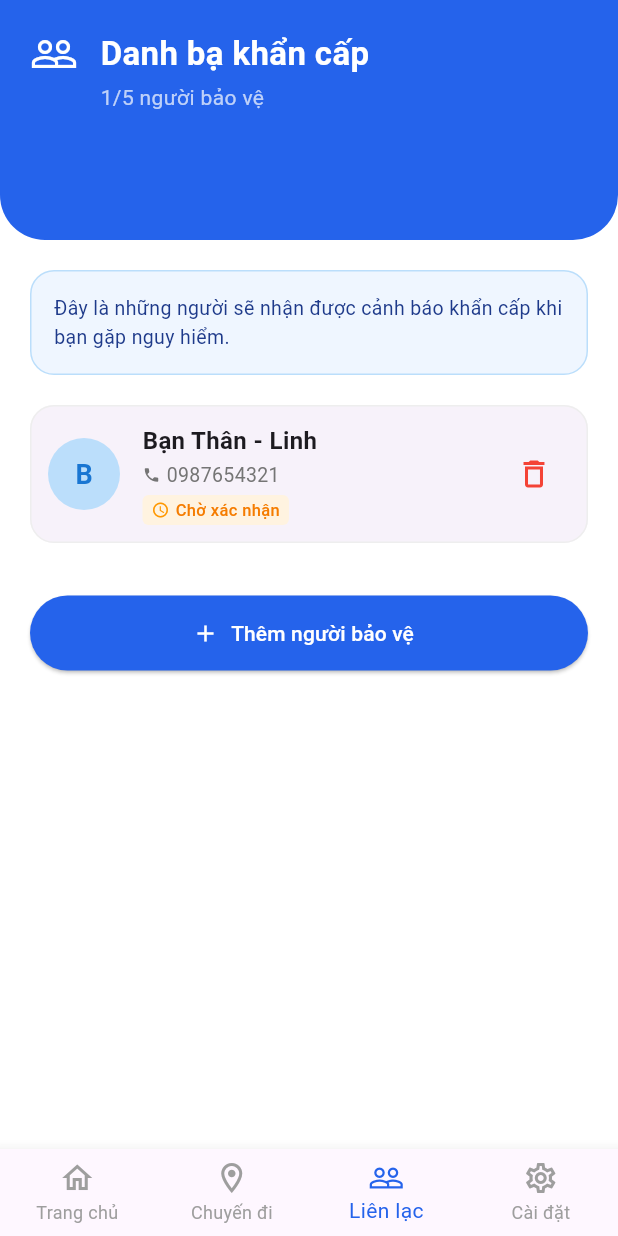
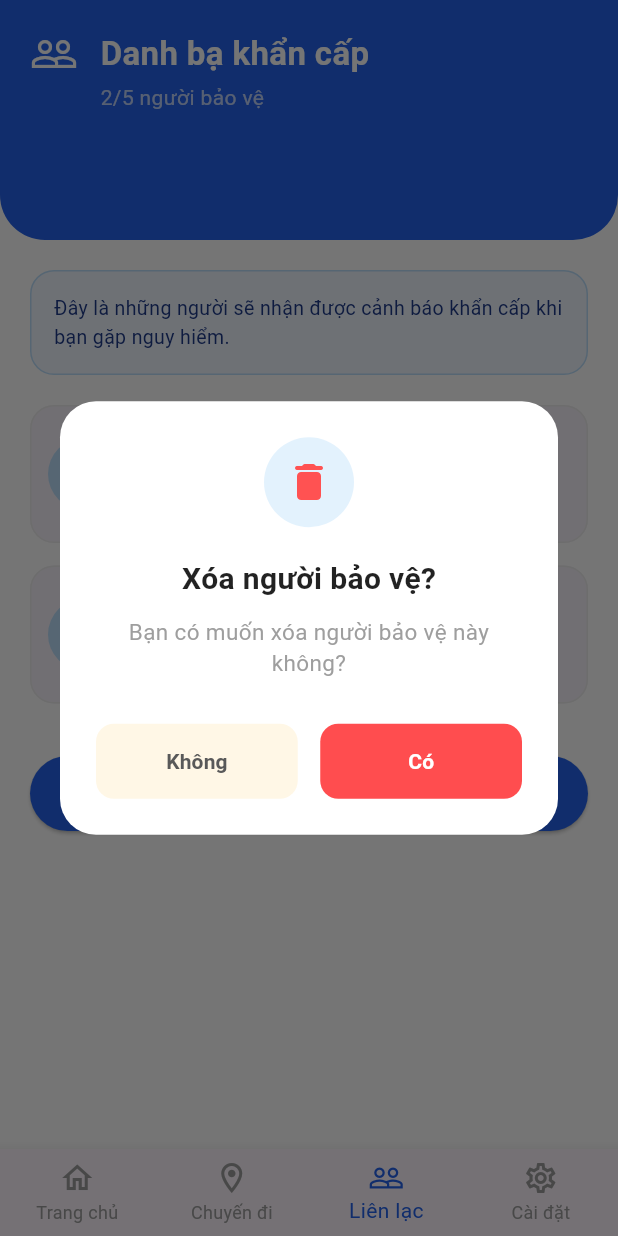
Before and after one commit to tthanh2004/LapTrinhAndroid, a Flutter app: the screen it shows after launch, item 3 of the bottom bar chosen, after a tap on the "delete outline" icon, on a phone screen of 412 x 824 dp. Run offline on Flutter 3.47's test engine with Material 3 defaults, Android fonts, the phone set to English and light mode, and no system bars.

Commit message:
update them va xoa

```diff
--- a/vesiao_safetrek/lib/screens/mobile/contacts/contacts_tab.dart
+++ b/vesiao_safetrek/lib/screens/mobile/contacts/contacts_tab.dart
@@ -1,20 +1,14 @@
 import 'package:flutter/material.dart';
+import 'package:flutter/services.dart';
 import '../../../common/constants.dart';
 import '../../../widgets/custom_header.dart';
-
-// --- Model Contact ---
 class Contact {
   final String id;
   final String name;
   final String phone;
-  final String status; // 'pending' hoặc 'accepted'
+  final String status;
 
-  Contact({
-    required this.id,
-    required this.name,
-    required this.phone,
-    this.status = 'pending',
-  });
+  Contact({required this.id, required this.name, required this.phone, this.status = 'pending'});
 }
 
 class ContactsTab extends StatefulWidget {
@@ -25,7 +19,6 @@
 }
 
 class _ContactsTabState extends State<ContactsTab> {
-  // 2. State quản lý danh sách danh bạ (Đã thêm dữ liệu mẫu để test hiển thị)
   final List<Contact> _contacts = [
     Contact(id: '1', name: 'Mẹ', phone: '0912345678', status: 'accepted'),
     Contact(id: '2', name: 'Bạn Thân - Linh', phone: '0987654321', status: 'pending'),
@@ -34,59 +27,115 @@
   final TextEditingController _nameController = TextEditingController();
   final TextEditingController _phoneController = TextEditingController();
 
-  @override
-  void dispose() {
-    _nameController.dispose();
-    _phoneController.dispose();
-    super.dispose();
+  // ... (Giữ nguyên các hàm _showNotification và _showDeleteConfirmDialog như cũ) ...
+
+  void _showNotification({required String title, required String subtitle}) {
+    // (Code giữ nguyên như phiên bản trước)
+    OverlayEntry? overlayEntry;
+    overlayEntry = OverlayEntry(
+      builder: (context) => Positioned(
+        top: MediaQuery.of(context).padding.top + 10,
+        left: 20, right: 20,
+        child: Material(
+          color: Colors.transparent,
+          child: Container(
+            padding: const EdgeInsets.symmetric(horizontal: 16, vertical: 12),
+            decoration: BoxDecoration(color: const Color(0xFF10B981), borderRadius: BorderRadius.circular(12), boxShadow: [BoxShadow(color: Colors.black.withOpacity(0.15), blurRadius: 10, offset: const Offset(0, 4))]),
+            child: Row(
+              children: [
+                Container(margin: const EdgeInsets.only(top: 2), decoration: const BoxDecoration(color: Colors.white, shape: BoxShape.circle), child: const Padding(padding: EdgeInsets.all(4.0), child: Icon(Icons.check, color: Color(0xFF10B981), size: 14))),
+                const SizedBox(width: 12),
+                Expanded(child: Column(crossAxisAlignment: CrossAxisAlignment.start, children: [Text(title, style: const TextStyle(color: Colors.white, fontWeight: FontWeight.bold, fontSize: 15)), const SizedBox(height: 4), Text(subtitle, style: TextStyle(color: Colors.white.withOpacity(0.9), fontSize: 13))])),
+                GestureDetector(onTap: () => overlayEntry?.remove(), child: const Padding(padding: EdgeInsets.only(left: 8.0), child: Icon(Icons.close, color: Colors.white, size: 20))),
+              ],
+            ),
+          ),
+        ),
+      ),
+    );
+    Overlay.of(context).insert(overlayEntry);
+    Future.delayed(const Duration(seconds: 4), () { if (overlayEntry != null && overlayEntry.mounted) overlayEntry.remove(); });
   }
 
+  void _showDeleteConfirmDialog(String contactId) {
+    // (Code giữ nguyên như phiên bản trước)
+    showDialog(
+      context: context,
+      builder: (context) => Dialog(
+        shape: RoundedRectangleBorder(borderRadius: BorderRadius.circular(24)),
+        backgroundColor: Colors.white, elevation: 0,
+        child: Padding(
+          padding: const EdgeInsets.all(24.0),
+          child: Column(
+            mainAxisSize: MainAxisSize.min,
+            children: [
+              Container(width: 60, height: 60, decoration: BoxDecoration(color: Colors.blue.shade50, shape: BoxShape.circle), child: const Icon(Icons.delete_rounded, color: Colors.redAccent, size: 32)),
+              const SizedBox(height: 20),
+              const Text("Xóa người bảo vệ?", style: TextStyle(fontSize: 20, fontWeight: FontWeight.bold, color: Colors.black87)),
+              const SizedBox(height: 10),
+              const Text("Bạn có muốn xóa người bảo vệ này không?", textAlign: TextAlign.center, style: TextStyle(fontSize: 15, color: Colors.grey)),
+              const SizedBox(height: 30),
+              Row(
+                children: [
+                  Expanded(child: SizedBox(height: 50, child: ElevatedButton(onPressed: () => Navigator.pop(context), style: ElevatedButton.styleFrom(backgroundColor: const Color(0xFFFFF7E6), foregroundColor: const Color(0xFF595959), elevation: 0, shape: RoundedRectangleBorder(borderRadius: BorderRadius.circular(12))), child: const Text("Không", style: TextStyle(fontWeight: FontWeight.bold))))),
+                  const SizedBox(width: 15),
+                  Expanded(child: SizedBox(height: 50, child: ElevatedButton(onPressed: () { Navigator.pop(context); _performDelete(contactId); }, style: ElevatedButton.styleFrom(backgroundColor: const Color(0xFFFF4D4F), foregroundColor: Colors.white, elevation: 0, shape: RoundedRectangleBorder(borderRadius: BorderRadius.circular(12)), shadowColor: Colors.red.withOpacity(0.4)), child: const Text("Có", style: TextStyle(fontWeight: FontWeight.bold))))),
+                ],
+              )
+            ],
+          ),
+        ),
+      ),
+    );
+  }
+
+  void _performDelete(String id) {
+    setState(() { _contacts.removeWhere((contact) => contact.id == id); });
+    _showNotification(title: "Đã xóa người bảo vệ", subtitle: "Danh bạ khẩn cấp đã được cập nhật.");
+  }
+
+  // --- 2. LOGIC THÊM: Có Validate Số điện thoại ---
   void _addContact() {
-    if (_nameController.text.isNotEmpty && _phoneController.text.isNotEmpty) {
+    String name = _nameController.text.trim();
+    String phone = _phoneController.text.trim();
+
+    if (name.isNotEmpty && phone.isNotEmpty) {
+      // Validate: Kiểm tra độ dài số điện thoại (Ví dụ phải đủ 10 số)
+      if (phone.length < 10) {
+        ScaffoldMessenger.of(context).showSnackBar(
+          const SnackBar(
+            content: Text("Số điện thoại không hợp lệ (phải đủ 10 số)"),
+            backgroundColor: Colors.redAccent,
+          ),
+        );
+        return;
+      }
+
+      if (_contacts.length >= 5) {
+        ScaffoldMessenger.of(context).showSnackBar(const SnackBar(content: Text("Bạn chỉ được thêm tối đa 5 người bảo vệ")));
+        return;
+      }
+
       setState(() {
-        // Giới hạn tối đa 5 người (Logic ví dụ)
-        if (_contacts.length >= 5) {
-          ScaffoldMessenger.of(context).showSnackBar(
-            const SnackBar(content: Text("Bạn chỉ được thêm tối đa 5 người bảo vệ")),
-          );
-          return;
-        }
-
-        _contacts.add(Contact(
-          id: DateTime.now().toString(),
-          name: _nameController.text,
-          phone: _phoneController.text,
-          status: 'pending',
-        ));
+        _contacts.add(Contact(id: DateTime.now().toString(), name: name, phone: phone, status: 'pending'));
       });
 
       _nameController.clear();
       _phoneController.clear();
-      Navigator.pop(context); // Đóng modal
+      Navigator.pop(context);
+      _showNotification(title: "Đã gửi lời mời thành công", subtitle: "Người bảo vệ sẽ nhận được thông báo.");
     }
   }
 
-  void _removeContact(String id) {
-    setState(() {
-      _contacts.removeWhere((contact) => contact.id == id);
-    });
-  }
-
+  // --- 3. MODAL UI: Cập nhật TextField Số điện thoại ---
   void _showAddModal(BuildContext context) {
     showModalBottomSheet(
       context: context,
       isScrollControlled: true,
-      shape: const RoundedRectangleBorder(
-        borderRadius: BorderRadius.vertical(top: Radius.circular(20)),
-      ),
+      shape: const RoundedRectangleBorder(borderRadius: BorderRadius.vertical(top: Radius.circular(20))),
       builder: (context) {
         return Padding(
-          padding: EdgeInsets.only(
-            bottom: MediaQuery.of(context).viewInsets.bottom,
-            left: 20,
-            right: 20,
-            top: 20,
-          ),
+          padding: EdgeInsets.only(bottom: MediaQuery.of(context).viewInsets.bottom, left: 20, right: 20, top: 20),
           child: Column(
             mainAxisSize: MainAxisSize.min,
             crossAxisAlignment: CrossAxisAlignment.start,
@@ -101,51 +150,43 @@
                 ),
               ),
               const SizedBox(height: 15),
+
+              // --- CẬP NHẬT TEXTFIELD SỐ ĐIỆN THOẠI TẠI ĐÂY ---
               TextField(
                 controller: _phoneController,
-                keyboardType: TextInputType.phone,
+                keyboardType: TextInputType.number, // Bàn phím số
+                inputFormatters: [
+                  FilteringTextInputFormatter.digitsOnly, // Chỉ cho phép nhập số
+                  LengthLimitingTextInputFormatter(10),   // Giới hạn đúng 10 ký tự
+                ],
                 decoration: InputDecoration(
                   labelText: "Số điện thoại",
+                  counterText: "", // Ẩn bộ đếm ký tự (vd: 0/10) bên dưới nếu muốn gọn
                   border: OutlineInputBorder(borderRadius: BorderRadius.circular(10)),
                 ),
               ),
+              // ------------------------------------------------
+
               const SizedBox(height: 15),
               Container(
                 padding: const EdgeInsets.all(12),
-                decoration: BoxDecoration(
-                  color: Colors.orange.shade50,
-                  borderRadius: BorderRadius.circular(8),
-                  border: Border.all(color: Colors.orange.shade200),
-                ),
-                child: Text(
-                  "Người này sẽ nhận được lời mời qua SMS và phải chấp nhận để trở thành người bảo vệ",
-                  style: TextStyle(color: Colors.orange.shade800, fontSize: 13),
-                ),
+                decoration: BoxDecoration(color: Colors.orange.shade50, borderRadius: BorderRadius.circular(8), border: Border.all(color: Colors.orange.shade200)),
+                child: Text("Người này sẽ nhận được lời mời qua SMS và phải chấp nhận để trở thành người bảo vệ", style: TextStyle(color: Colors.orange.shade800, fontSize: 13)),
               ),
               const SizedBox(height: 20),
               SizedBox(
-                width: double.infinity,
-                height: 50,
+                width: double.infinity, height: 50,
                 child: ElevatedButton(
                   onPressed: _addContact,
-                  style: ElevatedButton.styleFrom(
-                    backgroundColor: kPrimaryColor,
-                    foregroundColor: Colors.white,
-                    shape: RoundedRectangleBorder(borderRadius: BorderRadius.circular(10)),
-                  ),
+                  style: ElevatedButton.styleFrom(backgroundColor: kPrimaryColor, foregroundColor: Colors.white, shape: RoundedRectangleBorder(borderRadius: BorderRadius.circular(10))),
                   child: const Text("Gửi lời mời"),
                 ),
               ),
               const SizedBox(height: 10),
               SizedBox(
-                width: double.infinity,
-                height: 50,
+                width: double.infinity, height: 50,
                 child: TextButton(
-                  onPressed: () {
-                    _nameController.clear();
-                    _phoneController.clear();
-                    Navigator.pop(context);
-                  },
+                  onPressed: () { _nameController.clear(); _phoneController.clear(); Navigator.pop(context); },
                   child: const Text("Hủy", style: TextStyle(color: Colors.grey)),
                 ),
               ),
@@ -161,56 +202,19 @@
   Widget build(BuildContext context) {
     return Column(
       children: [
-        // Header cập nhật động số lượng contact
-        CustomHeader(
-          title: "Danh bạ khẩn cấp",
-          subtitle: "${_contacts.length}/5 người bảo vệ",
-          icon: Icons.people_outline,
-          height: 160
-        ),
-
+        CustomHeader(title: "Danh bạ khẩn cấp", subtitle: "${_contacts.length}/5 người bảo vệ", icon: Icons.people_outline, height: 160),
         Expanded(
           child: ListView(
             padding: const EdgeInsets.all(20),
             children: [
-              Container(
-                padding: const EdgeInsets.all(15),
-                decoration: BoxDecoration(
-                  color: kPrimaryLight,
-                  borderRadius: BorderRadius.circular(16),
-                  border: Border.all(color: Colors.blue.shade100)
-                ),
-                child: const Text(
-                  "Đây là những người sẽ nhận được cảnh báo khẩn cấp khi bạn gặp nguy hiểm.",
-                  style: TextStyle(color: Color(0xFF1E3A8A), fontSize: 13)
-                ),
-              ),
+              Container(padding: const EdgeInsets.all(15), decoration: BoxDecoration(color: kPrimaryLight, borderRadius: BorderRadius.circular(16), border: Border.all(color: Colors.blue.shade100)), child: const Text("Đây là những người sẽ nhận được cảnh báo khẩn cấp khi bạn gặp nguy hiểm.", style: TextStyle(color: Color(0xFF1E3A8A), fontSize: 13))),
               const SizedBox(height: 20),
-
-              // --- SỬA LỖI CHÍNH TẠI ĐÂY ---
-              // Sử dụng toán tử spread (...) và map để hiển thị danh sách động
               if (_contacts.isEmpty)
-                const Center(child: Padding(
-                  padding: EdgeInsets.all(20.0),
-                  child: Text("Chưa có người bảo vệ nào", style: TextStyle(color: Colors.grey)),
-                ))
+                const Center(child: Padding(padding: EdgeInsets.all(20.0), child: Text("Chưa có người bảo vệ nào", style: TextStyle(color: Colors.grey))))
               else
                 ..._contacts.map((contact) => _buildContactItem(contact)),
-              // -----------------------------
-
               const SizedBox(height: 20),
-              SizedBox(
-                height: 50, width: double.infinity,
-                child: ElevatedButton.icon(
-                  onPressed: () => _showAddModal(context), // Gọi hàm hiển thị Modal
-                  icon: const Icon(Icons.add),
-                  label: const Text("Thêm người bảo vệ"),
-                  style: ElevatedButton.styleFrom(
-                    backgroundColor: kPrimaryColor,
-                    foregroundColor: Colors.white
-                  ),
-                ),
-              ),
+              SizedBox(height: 50, width: double.infinity, child: ElevatedButton.icon(onPressed: () => _showAddModal(context), icon: const Icon(Icons.add), label: const Text("Thêm người bảo vệ"), style: ElevatedButton.styleFrom(backgroundColor: kPrimaryColor, foregroundColor: Colors.white))),
             ],
           ),
         ),
@@ -220,26 +224,13 @@
 
   Widget _buildContactItem(Contact contact) {
     bool isAccepted = contact.status == 'accepted';
-
     return Card(
-      elevation: 0,
-      margin: const EdgeInsets.only(bottom: 15),
-      shape: RoundedRectangleBorder(
-        borderRadius: BorderRadius.circular(16),
-        side: BorderSide(color: Colors.grey.shade200),
-      ),
+      elevation: 0, margin: const EdgeInsets.only(bottom: 15), shape: RoundedRectangleBorder(borderRadius: BorderRadius.circular(16), side: BorderSide(color: Colors.grey.shade200)),
       child: Padding(
         padding: const EdgeInsets.all(12.0),
         child: Row(
           children: [
-            CircleAvatar(
-              radius: 24,
-              backgroundColor: Colors.blue.shade100,
-              child: Text(
-                contact.name.isNotEmpty ? contact.name[0].toUpperCase() : "?",
-                style: TextStyle(color: Colors.blue.shade700, fontWeight: FontWeight.bold, fontSize: 18),
-              ),
-            ),
+            CircleAvatar(radius: 24, backgroundColor: Colors.blue.shade100, child: Text(contact.name.isNotEmpty ? contact.name[0].toUpperCase() : "?", style: TextStyle(color: Colors.blue.shade700, fontWeight: FontWeight.bold, fontSize: 18))),
             const SizedBox(width: 15),
             Expanded(
               child: Column(
@@ -247,47 +238,17 @@
                 children: [
                   Text(contact.name, style: const TextStyle(fontWeight: FontWeight.bold, fontSize: 16)),
                   const SizedBox(height: 2),
-                  Row(
-                    children: [
-                      Icon(Icons.phone, size: 12, color: Colors.grey.shade600),
-                      const SizedBox(width: 4),
-                      Text(contact.phone, style: TextStyle(color: Colors.grey.shade600, fontSize: 13)),
-                    ],
-                  ),
+                  Row(children: [Icon(Icons.phone, size: 12, color: Colors.grey.shade600), const SizedBox(width: 4), Text(contact.phone, style: TextStyle(color: Colors.grey.shade600, fontSize: 13))]),
                   const SizedBox(height: 4),
                   Container(
                     padding: const EdgeInsets.symmetric(horizontal: 6, vertical: 2),
-                    decoration: BoxDecoration(
-                      color: isAccepted ? Colors.green.shade50 : Colors.orange.shade50,
-                      borderRadius: BorderRadius.circular(4),
-                    ),
-                    child: Row(
-                      mainAxisSize: MainAxisSize.min,
-                      children: [
-                        Icon(
-                          isAccepted ? Icons.check_circle : Icons.access_time,
-                          size: 12,
-                          color: isAccepted ? Colors.green : Colors.orange,
-                        ),
-                        const SizedBox(width: 4),
-                        Text(
-                          isAccepted ? "Đã chấp nhận" : "Chờ xác nhận",
-                          style: TextStyle(
-                            color: isAccepted ? Colors.green.shade700 : Colors.orange.shade700,
-                            fontSize: 11,
-                            fontWeight: FontWeight.w500,
-                          ),
-                        ),
-                      ],
-                    ),
+                    decoration: BoxDecoration(color: isAccepted ? Colors.green.shade50 : Colors.orange.shade50, borderRadius: BorderRadius.circular(4)),
+                    child: Row(mainAxisSize: MainAxisSize.min, children: [Icon(isAccepted ? Icons.check_circle : Icons.access_time, size: 12, color: isAccepted ? Colors.green : Colors.orange), const SizedBox(width: 4), Text(isAccepted ? "Đã chấp nhận" : "Chờ xác nhận", style: TextStyle(color: isAccepted ? Colors.green.shade700 : Colors.orange.shade700, fontSize: 11, fontWeight: FontWeight.w500))]),
                   )
                 ],
               ),
             ),
-            IconButton(
-              icon: const Icon(Icons.delete_outline, color: Colors.red),
-              onPressed: () => _removeContact(contact.id),
-            ),
+            IconButton(icon: const Icon(Icons.delete_outline, color: Colors.red), onPressed: () => _showDeleteConfirmDialog(contact.id)),
           ],
         ),
       ),
```
